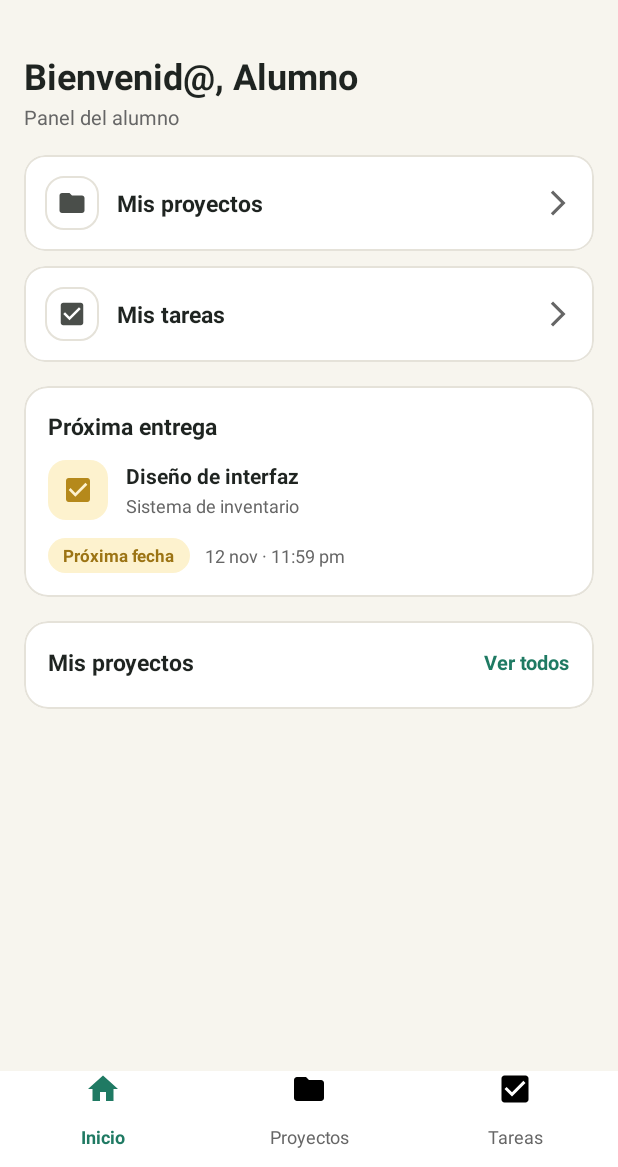
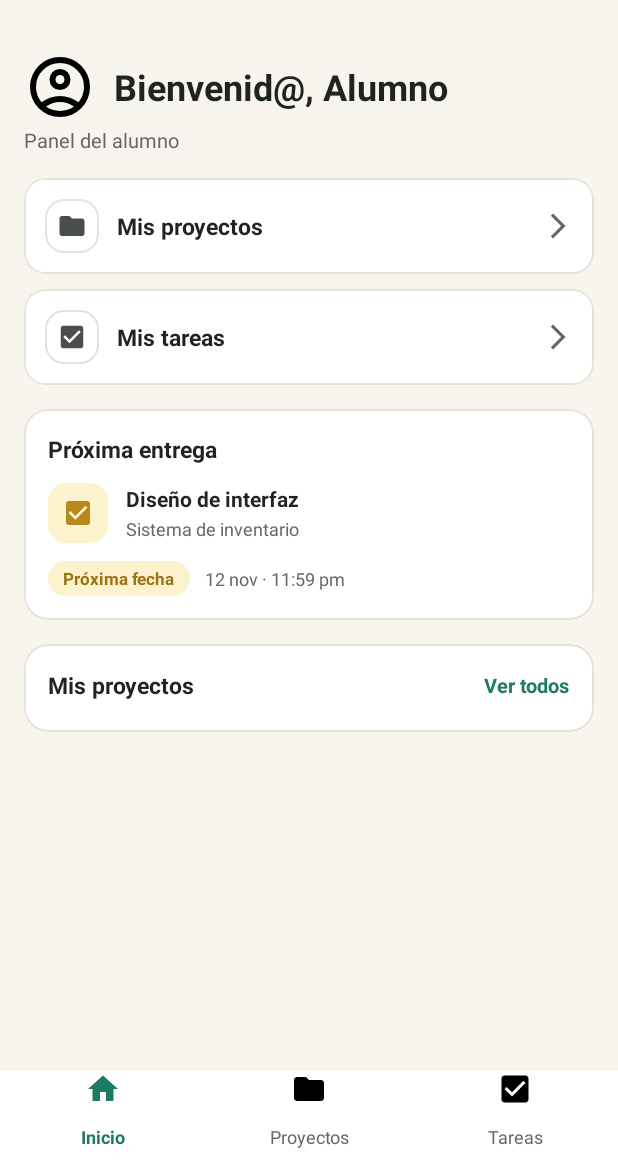
Before and after one commit to bite-aurum/sapiens-Movil, an Android app: the dashboardAlumno screen opened directly, with no data from a screen before it, on a phone screen of 412 x 824 dp, the part 69-1236 px from its top. Run offline under Robolectric (Android 15) with nearby library versions, the phone set to English and light mode, and no system bars; pictures from the network do not load.

Commit message:
Implementación de la funcionalidad para subir y visualizar la foto de perfil en `perfilUsuario` y `dashboardAlumno`.

```diff
--- a/app/src/main/java/com/example/sapiens/Modelo/dataActualizarPerfil.kt
+++ b/app/src/main/java/com/example/sapiens/Modelo/dataActualizarPerfil.kt
@@ -7,3 +7,9 @@ import kotlinx.serialization.Serializable
 data class dataActualizarPerfil(
     @SerialName("mensaje") val mensaje: String = ""
 )
+@Serializable
+data class dataSubirFoto(
+    @SerialName("ok") val ok: Boolean = false,
+    @SerialName("mensaje") val mensaje: String = "",
+    @SerialName("foto") val foto: String = ""
+)
--- a/app/src/main/java/com/example/sapiens/Network/apiService.kt
+++ b/app/src/main/java/com/example/sapiens/Network/apiService.kt
@@ -28,6 +28,7 @@ import com.example.sapiens.Modelo.docente.dataReportesDocente
 import com.example.sapiens.Modelo.docente.dataTareaRespuesta
 import com.example.sapiens.Modelo.docente.dataTareasDocente
 import com.example.sapiens.Modelo.dataRegistroRespuesta
+import com.example.sapiens.Modelo.dataSubirFoto
 import okhttp3.MultipartBody
 import okhttp3.RequestBody
 import retrofit2.http.Body
@@ -201,5 +202,12 @@ interface apiService {
         @Field("contrasena_actual") contrasenaActual: String,
         @Field("nueva_contrasena") nuevaContrasena: String
     ): dataActualizarPerfil
+    @Multipart
+    @POST("subir_foto.php")
+    suspend fun subirFoto(
+        @Part("rol") rol: RequestBody,
+        @Part("id") id: RequestBody,
+        @Part foto: MultipartBody.Part
+    ): dataSubirFoto
 
 }
--- a/app/src/main/java/com/example/sapiens/Vista/alumno/dashboardAlumno.kt
+++ b/app/src/main/java/com/example/sapiens/Vista/alumno/dashboardAlumno.kt
@@ -14,9 +14,11 @@ import androidx.core.view.ViewCompat
 import androidx.core.view.WindowInsetsCompat
 import androidx.recyclerview.widget.LinearLayoutManager
 import androidx.recyclerview.widget.RecyclerView
+import com.bumptech.glide.Glide
 import com.example.sapiens.Modelo.alumno.dataAlumnoDashboard
 import com.example.sapiens.Modelo.alumno.dataProyectosAlumno
 import com.example.sapiens.Modelo.alumno.dataProximaEntrega
+import com.example.sapiens.Network.RetrofitCliente
 import com.example.sapiens.Presentador.alumno.pDashboardAlumno
 import com.example.sapiens.R
 import com.example.sapiens.Vista.perfilUsuario
@@ -28,6 +30,7 @@ class dashboardAlumno : AppCompatActivity() {
     private lateinit var btnNotificaciones: ImageView
     private lateinit var btnPerfil: ImageView
     private lateinit var tvBienvenida: TextView
+    private lateinit var imgFotoAlumno: ImageView
 
     private lateinit var cardAccesoProyectos: MaterialCardView
     private lateinit var cardAccesoTareas: MaterialCardView
@@ -67,6 +70,7 @@ class dashboardAlumno : AppCompatActivity() {
         btnNotificaciones = findViewById(R.id.btnNotificacionesAlumno)
         btnPerfil = findViewById(R.id.btnPerfilAlumno)
         tvBienvenida = findViewById(R.id.tvBienvenidaAlumno)
+        imgFotoAlumno = findViewById(R.id.imgFotoAlumno)
 
         cardAccesoProyectos = findViewById(R.id.cardAccesoProyectosAlumno)
         cardAccesoTareas = findViewById(R.id.cardAccesoTareasAlumno)
@@ -167,6 +171,12 @@ class dashboardAlumno : AppCompatActivity() {
             "Alumno"
         }
         tvBienvenida.text = "Bienvenid@, " + nombreMostrar
+        if (!alumno.foto.isNullOrEmpty()) {
+            Glide.with(this)
+                .load(RetrofitCliente.SERVIDOR + alumno.foto)
+                .circleCrop()
+                .into(imgFotoAlumno)
+        }
     }
 
     fun mostrarProximaEntrega(proxima: dataProximaEntrega?) {
--- a/app/src/main/res/layout/activity_dashboard_alumno.xml
+++ b/app/src/main/res/layout/activity_dashboard_alumno.xml
@@ -68,6 +68,19 @@
             android:orientation="vertical"
             android:padding="16dp">
 
+            <LinearLayout
+                android:layout_width="match_parent"
+                android:layout_height="wrap_content"
+                android:gravity="center_vertical"
+                android:orientation="horizontal">
+
+                <ImageView
+                    android:id="@+id/imgFotoAlumno"
+                    android:layout_width="48dp"
+                    android:layout_height="48dp"
+                    android:layout_marginEnd="12dp"
+                    android:src="@drawable/ic_perfil" />
+
                 <TextView
                     android:id="@+id/tvBienvenidaAlumno"
                     android:layout_width="wrap_content"
@@ -76,6 +89,7 @@
                     android:textColor="#1F2421"
                     android:textSize="24sp"
                     android:textStyle="bold" />
+            </LinearLayout>
 
             <TextView
                 android:layout_width="wrap_content"
--- a/app/src/main/res/layout/activity_perfil_usuario.xml
+++ b/app/src/main/res/layout/activity_perfil_usuario.xml
@@ -67,6 +67,7 @@
                     android:orientation="horizontal">
 
                     <ImageView
+                        android:id="@+id/imgFotoPerfil"
                         android:layout_width="72dp"
                         android:layout_height="72dp"
                         android:background="@drawable/fondo_avatar_perfil"
```
Also changed, not shown: app/src/main/java/com/example/sapiens/Modelo/clsPerfilModelo.kt (+16 -0 lines), app/src/main/java/com/example/sapiens/Presentador/pPerfil.kt (+15 -0 lines), app/src/main/java/com/example/sapiens/Vista/perfilUsuario.kt (+39 -4 lines). Lines whose indentation alone changed are shown as unchanged.
